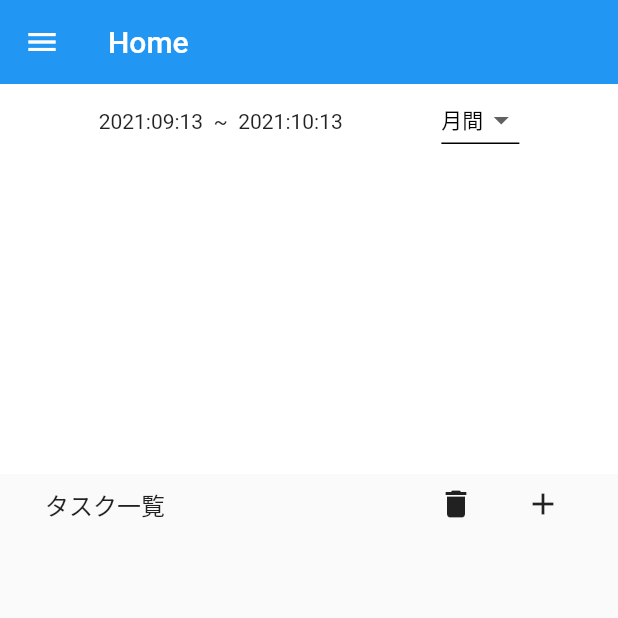
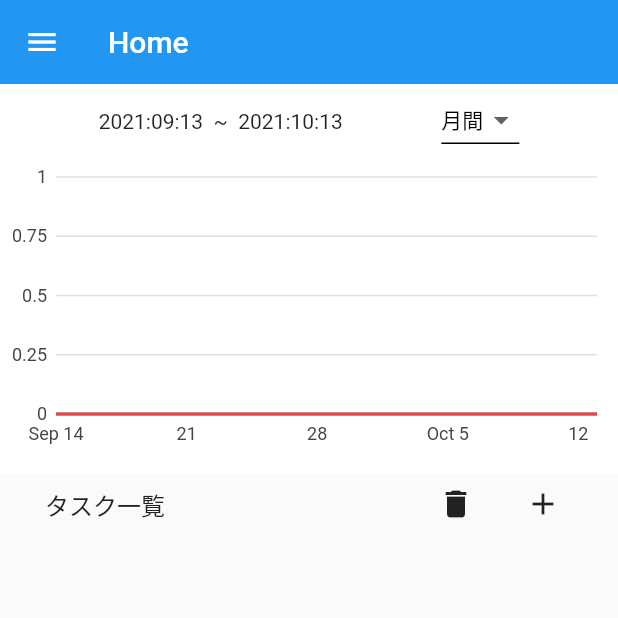
Before and after one commit to R527/taskManager, a Flutter app: the LockPage screen opened directly, after a tap on "達成！", on a phone screen of 412 x 824 dp, the top half of it. Run offline on Flutter 3.47's test engine with Material 2 defaults, Android fonts, the phone set to English and light mode, and no system bars; our stand-ins replace charts_flutter, shared_preferences; missing offline and left inert: flutter_picker; accounts and stored records are empty.

Commit message:
タスク達成時数字を更新する処理を追加 数字保存は確認しているが、シーン遷移時に数字の加算処理が行われないバグあり

```diff
--- a/lib/_lock_page.dart
+++ b/lib/_lock_page.dart
@@ -1,12 +1,12 @@
 import 'package:flutter/cupertino.dart';
 import 'package:flutter/material.dart';
+import 'package:intl/intl.dart';
 import 'package:shared_preferences/shared_preferences.dart';
-//import 'package:admob_flutter/admob_flutter.dart';
 import 'package:taskpagetest/services/admob.dart';
+import 'home.dart';
 
-import 'home.dart';
-import 'main.dart';
 
+String loadString = '';
 class LockPage extends StatefulWidget{
   @override
   _LockPage createState() => _LockPage();
@@ -15,50 +15,69 @@ class LockPage extends StatefulWidget{
 class _LockPage extends State<LockPage> with WidgetsBindingObserver{
 
   String taskText = '';
+  int achievementTask = 0;
+
+  bool isLoading = true;
+
+  //初期化ロード処理
   void init() async{
+    //タスク内容をロード
     taskText = await loadStringPrefs('','setTask',0);
     print(taskText);
     if(taskText == ''){
       print('未入力');
       taskText = 'タスク未入力です。';
     }
+    //タスク達成数をロード
+    var now = DateTime.now();
+    String day = DateFormat('yyyy/MM/dd').format(now);
+    achievementTask = await loadIntPrefs('achievementTask' + day);
+    loadString = 'achievementTask' + day;
+    print('achievementTask' + day);
+
+
+    isLoading = false;
+    setState(() {});
   }
   @override
   void initState() {
     super.initState();
     init();
-    // WidgetsFlutterBinding.ensureInitialized();
-    // Admob.initialize();
   }
+
+
   @override
   Widget build(BuildContext context) {
     return Scaffold(
       body: Center(
-          child: FutureBuilder(
-              future: _getFutureValue(),
-              builder: (BuildContext context,AsyncSnapshot<void> snapshot) {
-                // 通信中はスピナーを表示
-                if (snapshot.connectionState != ConnectionState.done) return CircularProgressIndicator();
-                // エラー発生時はエラーメッセージを表示
-                if (snapshot.hasError) return Text(snapshot.error.toString());
-                // データがnullでないかチェック
-                if (snapshot.hasData) {
-                  return _viewLockPage();
-                } else {
-                  return Text("データが存在しません");
-                }
-              }
-          )
+        child: isLoading ? CircularProgressIndicator():Container(
+          child: Column(
+            mainAxisAlignment: MainAxisAlignment.center,
+            children: [
+              Text(taskText,style: TextStyle(fontSize: 24)),
+              _successButtonWidget(),
+              _failTaskButtonWidget(),
+            ],
+          ),
+        )
+          // child: FutureBuilder(
+          //     future: _getFutureValue(),
+          //     builder: (BuildContext context,AsyncSnapshot<void> snapshot) {
+          //       // 通信中はスピナーを表示
+          //       if (snapshot.connectionState != ConnectionState.done) return CircularProgressIndicator();
+          //       // エラー発生時はエラーメッセージを表示
+          //       if (snapshot.hasError) return Text(snapshot.error.toString());
+          //       // データがnullでないかチェック
+          //       if (snapshot.hasData) {
+          //         return _viewLockPage();
+          //       } else {
+          //         return Text("データが存在しません");
+          //       }
+          //     }
+          // )
 
       ),
     );
-  }
-  Future<String> _getFutureValue() async {
-    // 擬似的に通信中を表現するために１秒遅らせる
-    await Future.delayed(
-      Duration(seconds: 1),
-    );
-    return Future.value("データの取得に成功しました");
   }
 
   Widget _viewLockPage(){
@@ -78,11 +97,21 @@ class _LockPage extends State<LockPage> with WidgetsBindingObserver{
     return Container(
       margin: EdgeInsets.only(top: 20,bottom: 5),
       child:ElevatedButton(
-          onPressed: (){
-            //todo スマホのホーム画面へ
+          onPressed: () async{
+            //スマホのホーム画面へ
+            var now = DateTime.now();
+            String day = DateFormat('yyyy/MM/dd').format(now);
+
+            await saveIntPrefs(achievementTask++,'achievementTask' + day);
+            if(loadString == 'achievementTask' + day){
+              print('同じ');
+            }
+            print('achievementTask' + day);
+
+            print(await loadIntPrefs('achievementTask' + day));
             Navigator.push(
               context,
-              MaterialPageRoute(builder: (context) => HomePage()),
+              MaterialPageRoute(builder: (context) => HomePage('')),
             );
           },
           child: Text('    達成！  ',style: TextStyle(fontSize: 20))),
@@ -94,11 +123,14 @@ class _LockPage extends State<LockPage> with WidgetsBindingObserver{
     return Container(
       margin: EdgeInsets.only(bottom: 40),
       child:ElevatedButton(
-        onPressed: (){
-          //todo 広告表示
+        onPressed: () async{
+          //広告表示
+          var now = DateTime.now();
+          String day = DateFormat('yyyy/MM/dd').format(now);
+          await saveIntPrefs(achievementTask--,'achievementTask' + day);
           Navigator.push(
             context,
-            MaterialPageRoute(builder: (context) => HomePage()),
+            MaterialPageRoute(builder: (context) => HomePage('')),
           );
         },
         child: Text('    失敗。  ',style: TextStyle(fontSize: 20))),
@@ -109,4 +141,14 @@ class _LockPage extends State<LockPage> with WidgetsBindingObserver{
     SharedPreferences prefs = await SharedPreferences.getInstance();
     return prefs.getString(saveName + '$buildNum') ?? def;
   }
+
+  Future<void> saveIntPrefs(int setInt,String saveName) async{
+    SharedPreferences prefs = await SharedPreferences.getInstance();
+    await prefs.setInt(saveName, setInt);
+  }
+
+  Future<int> loadIntPrefs(String saveName) async{
+    SharedPreferences prefs = await SharedPreferences.getInstance();
+    return prefs.getInt(saveName) ?? 0;
+  }
 }
--- a/lib/_time_controller_page.dart
+++ b/lib/_time_controller_page.dart
@@ -188,7 +188,7 @@ class _TimeControllerPage extends State<TimeControllerPage>{
           onTap: (){
             Navigator.push(
               context,
-              MaterialPageRoute(builder: (context) => HomePage()),
+              MaterialPageRoute(builder: (context) => HomePage('')),
             );
           }
       ),
--- a/lib/home.dart
+++ b/lib/home.dart
@@ -3,7 +3,8 @@ import 'package:flutter/material.dart';
 import 'package:intl/intl.dart';
 import 'package:shared_preferences/shared_preferences.dart';
 import 'package:taskpagetest/taskControllerPage.dart';
-// import 'package:charts_flutter/flutter.dart' as charts;
+import 'package:charts_flutter/flutter.dart' as charts;
+import '_lock_page.dart';
 import '_task_setting.dart';
 import '_time_controller_page.dart';
 
@@ -11,6 +12,8 @@ import '_time_controller_page.dart';
 
 
 class HomePage extends StatefulWidget {
+  HomePage(this.achievementTaskFlag);
+  String achievementTaskFlag;//タスクが達成したらtrue
   @override
   _MyHomePageState createState() => _MyHomePageState();
 }
@@ -22,23 +25,21 @@ class _MyHomePageState extends State<HomePage> {
   int taskNum = 0;//タスクの数を保存
   final GlobalKey<ScaffoldState> _openDrawerKey = GlobalKey<ScaffoldState>();//Drawer用
   String dropdownValue = '月間';//月間年間ごとのグラフを切り替え用フラグ
-  final timeControllerList = <GraphData>[];//グラフのデータ格納
-  bool checkBoxFlag = false;
+  final usePhoneList = <UsePhoneData>[];//グラフのデータ格納
+
   bool isLoading = true;
 
   //List
   List<TaskDataList> taskDataList = [];
-  List<bool> checkBoxFlagList = [];
-  List<String> taskList = [];
-  List<List<bool>> taskRankingList = [];
 
   Future<void> init() async{
+    //Prefs 全削除
     if(isPrefsClear){
       SharedPreferences preferences = await SharedPreferences.getInstance();
       preferences.clear();
     }
 
-
+    //タスク内容をロードする
     taskNum = await loadIntPrefs('taskDataListLength');
     if(taskNum != 0){
       for(int i = 0;i < taskNum; i++){
@@ -50,6 +51,28 @@ class _MyHomePageState extends State<HomePage> {
         taskDataList.add(TaskDataList(task, list, false));
       }
     }
+
+    //グラフデータ関連
+    var now = DateTime.now();
+    final _dateFormatter = DateFormat("yyyy/MM/dd'");
+    //今日のグラフデータをロードセットする
+    String day = DateFormat('yyyy/MM/dd').format(now);
+    int usePhone = await loadIntPrefs('usePhone' + day);
+    int achievementTask = await loadIntPrefs('achievementTask' + day);
+    print('achievementTask' + achievementTask.toString());
+
+
+    DateTime dateTime = _dateFormatter.parseStrict(day);
+    usePhoneList.add(UsePhoneData(dateTime,usePhone,achievementTask));
+    //昨日までのグラフデータをロードする
+    for(int i = 1;i < 365;i++){
+      String day = DateFormat('yyyy/MM/dd').format(now.add(Duration(days:i) * -1));
+      int usePhone = await loadIntPrefs('usePhone' + day);
+      int achievementTask = await loadIntPrefs('achievementTask' + day);
+      DateTime dateTime = _dateFormatter.parseStrict(day);
+      usePhoneList.add(UsePhoneData(dateTime,usePhone,achievementTask));
+    }
+
     isLoading = false;
     setState(() {});//画面を再描画するときに必要
   }
@@ -103,6 +126,7 @@ class _MyHomePageState extends State<HomePage> {
             _homeControllerPage('ホーム'),
             _timeControllerPage('ロック管理'),
             _taskControllerPage('タスク管理'),
+            _lockControllerPage('ロック画面'),
           ],
         ),
       ),
@@ -120,7 +144,7 @@ class _MyHomePageState extends State<HomePage> {
         onTap: (){
           Navigator.push(
             context,
-            MaterialPageRoute(builder: (context) => HomePage()),
+            MaterialPageRoute(builder: (context) => HomePage('')),
           );
         }
       ),
@@ -168,6 +192,25 @@ class _MyHomePageState extends State<HomePage> {
     );
   }
 
+  //Drawer　Homeページへ
+  Widget _lockControllerPage(String text){
+    return Container(
+      child: ListTile(
+          title: Text(text),
+          trailing: Icon(Icons.arrow_forward),
+          onTap: (){
+            Navigator.push(
+              context,
+              MaterialPageRoute(builder: (context) => LockPage()),
+            );
+          }
+      ),
+      decoration: BoxDecoration(
+        border: Border(bottom: BorderSide(width: 1.0,color:Colors.grey)),
+      ),
+    );
+  }
+
   //タスク達成数とスマホ使用時間のグラフ表示
   Widget _lockCountView(){
     return Container(
@@ -189,7 +232,7 @@ class _MyHomePageState extends State<HomePage> {
               _dayChangedDropDownButton(),//表示日時の範囲切り替え
             ],
           ),
-          //_timeSeriesChart(),
+          _timeSeriesChart(),
         ],
       ),
     );
@@ -242,44 +285,42 @@ class _MyHomePageState extends State<HomePage> {
     return '$prevday  ~  $today';
   }
 
-  // //グラフの表示
-  // Widget _timeSeriesChart() {
-  //   return Container(
-  //     height: 200,
-  //     width: double.infinity,
-  //     child: charts.TimeSeriesChart(
-  //       _createTimeData(timeControllerList),
-  //     ),
-  //   );
-  // }
-  //
-  // List<charts.Series<GraphData, DateTime>> _createTimeData(
-  //     List<GraphData> timeControllerList) {
-  //   return [
-  //     charts.Series<GraphData, DateTime>(
-  //       id: 'TimeController',
-  //       data: timeControllerList,
-  //       colorFn: (_, __) => charts.MaterialPalette.blue.shadeDefault,
-  //       domainFn: (timeData,_) => timeData.day,
-  //       measureFn: (timeData, _) => timeData.usePhone,
-  //     )
-  //   ];
-  // }
-  //
-  // Future<void> _createTimeDataList() async {
-  //   final SharedPreferences prefs = await SharedPreferences.getInstance();
-  //   String today = DateFormat('yyyy:MM:dd').format(DateTime.now()).toString();
-  //   var now = DateTime.now();
-  //   timeControllerList.add(GraphData(now, 10));
-  //   setState(() {});
-  //
-  //   switch (dropdownValue) {
-  //     case '月間':
-  //       break;
-  //     case '年間':
-  //       break;
-  //   }
-  // }
+  //グラフの表示
+  Widget _timeSeriesChart() {
+    return Container(
+      height: 200,
+      width: double.infinity,
+      child: charts.TimeSeriesChart(
+        _createTimeData(usePhoneList.sublist(0,_getEndMonthOfDay())),
+      ),
+    );
+  }
+
+  List<charts.Series<UsePhoneData, DateTime>> _createTimeData(
+      List<UsePhoneData> usePhoneList) {
+    return [
+      charts.Series<UsePhoneData, DateTime>(
+        id: 'usePhoneController',
+        data: usePhoneList,
+        colorFn: (_, __) => charts.MaterialPalette.blue.shadeDefault,
+        domainFn: (timeData,_) => timeData.day,
+        measureFn: (timeData, _) => timeData.usePhone,
+      ),
+      charts.Series<UsePhoneData, DateTime>(
+        id: 'achievementTaskController',
+        data: usePhoneList,
+        colorFn: (_, __) => charts.MaterialPalette.red.shadeDefault,
+        domainFn: (timeData,_) => timeData.day,
+        measureFn: (timeData, _) => timeData.achievementTask,
+      )
+    ];
+  }
+
+  int _getEndMonthOfDay(){
+    int day = 0;
+    dropdownValue == '月間' ? day = 30:day = 365;
+    return day;
+  }
 
   //タスクを追加するためのボタン
   Widget _addTaskButton(){
@@ -392,7 +433,11 @@ class _MyHomePageState extends State<HomePage> {
 
   Future<void> saveStringPrefs(String setStr,String saveName,int buildNum) async{
     SharedPreferences prefs = await SharedPreferences.getInstance();
-    await prefs.setString(saveName + '$buildNum', setStr);
+    if(buildNum == null){
+      await prefs.setString(saveName, setStr);
+    }else{
+      await prefs.setString(saveName + '$buildNum', setStr);
+    }
   }
 
   Future<String> loadStringPrefs(String def,String saveName,int buildNum) async{
@@ -440,11 +485,11 @@ class _MyHomePageState extends State<HomePage> {
   }
 }
 
-class GraphData{
+class UsePhoneData{
   final DateTime day;
   final int usePhone;
-
-  GraphData(this.day,this.usePhone);
+  final int achievementTask;
+  UsePhoneData(this.day,this.usePhone,this.achievementTask);
 }
 
 class TaskDataList{
--- a/lib/main.dart
+++ b/lib/main.dart
@@ -15,7 +15,7 @@ class MyApp extends StatelessWidget {
       theme: ThemeData(
         primarySwatch: Colors.blue,
       ),
-      home: HomePage(),
+      home: HomePage(''),
     );
   }
 }
--- a/lib/taskControllerPage.dart
+++ b/lib/taskControllerPage.dart
@@ -167,7 +167,7 @@ class _TaskControllerPage extends State<TaskControllerPage>{
           onTap: (){
             Navigator.push(
               context,
-              MaterialPageRoute(builder: (context) => HomePage()),
+              MaterialPageRoute(builder: (context) => HomePage('')),
             );
           }
       ),
```
